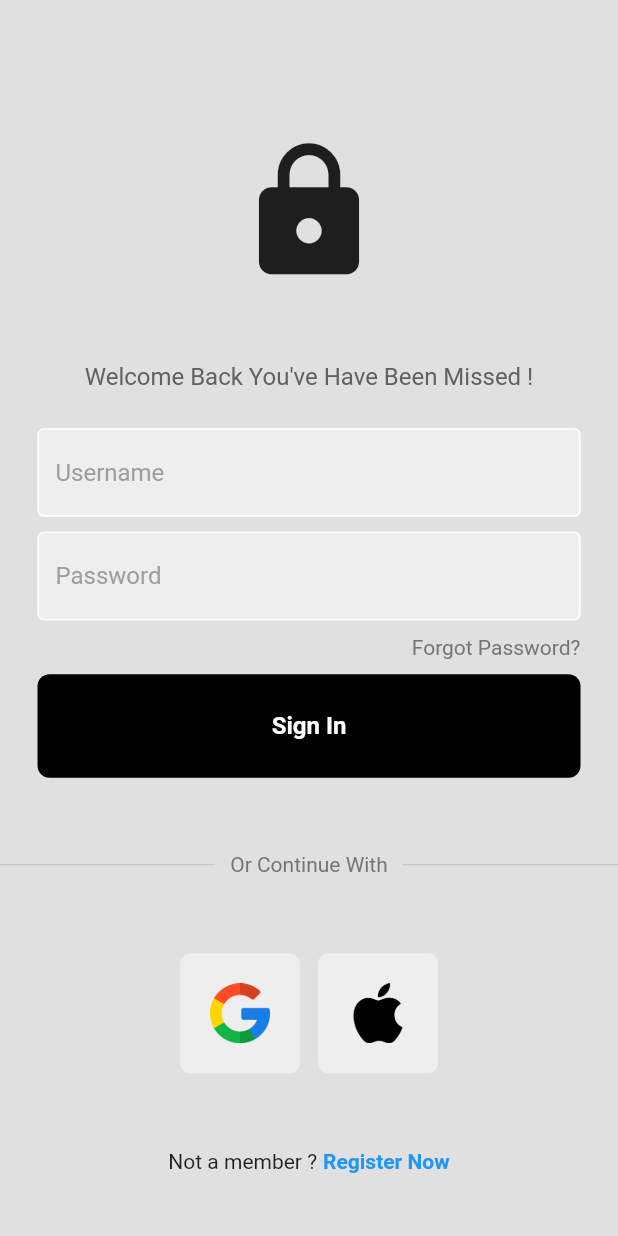
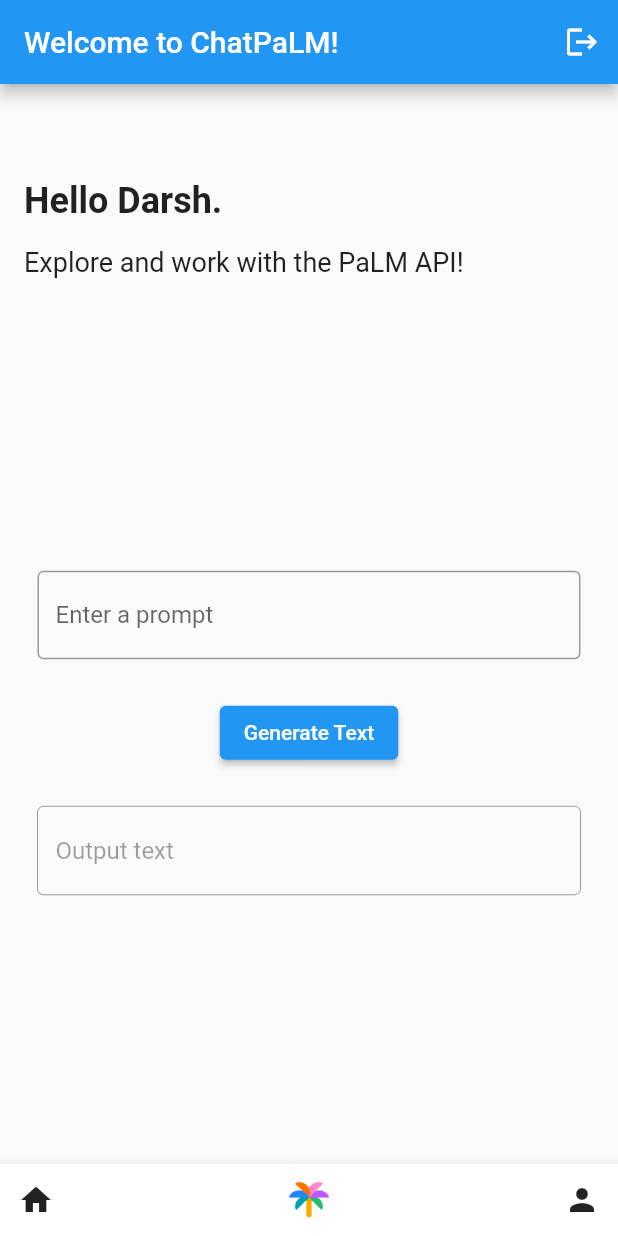
Before and after one commit to darshmashru/ChatPaLM, a Flutter app: the screen it shows after launch, on a phone screen of 412 x 824 dp. Run offline on Flutter 3.47's test engine with Material 2 defaults, Android fonts, the light colour scheme and no system bars; our stand-ins replace firebase_auth, firebase_core, flutter_dotenv, google_sign_in; missing offline and left inert: google_generative_language_api; accounts and stored records are empty.

Commit message:
MVP of API Integration as a widget on the Home Page is done. (#3)
* chatpalm_app --> ChatPaLM

* Connected to PaLM using REST API

* Update .gitignore

* Update .env

* Revert "Update .env"

This reverts commit 2fae3dfe7c5f7a1a89939814a2d32ae5df7936f9.

* Update .gitignore

* Delete .env

* Input and Output Both implemented in the flutter app

* Pod update + New Build Settings for Xcode 15

* Pub get + New NavBar

* Output Text is now scrollable + Added Welcome Text

* Made Logout Button Functional

```diff
--- a/lib/main.dart
+++ b/lib/main.dart
@@ -1,14 +1,17 @@
-import 'package:chatpalm_app/pages/auth_page.dart';
+import 'package:ChatPaLM/screens/auth_page.dart';
+import 'package:ChatPaLM/screens/home_page.dart';
 import "package:flutter/material.dart";
-import 'pages/login_page.dart';
+import 'package:ChatPaLM/screens/login_page.dart';
 import 'package:firebase_core/firebase_core.dart';
 import 'firebase_options.dart';
+import 'package:flutter_dotenv/flutter_dotenv.dart';
 
 void main() async {
   WidgetsFlutterBinding.ensureInitialized();
   await Firebase.initializeApp(
     options: DefaultFirebaseOptions.currentPlatform,
   );
+  await dotenv.load(fileName: ".env");
   runApp(const Myapp());
 }
 
@@ -19,7 +22,9 @@
   Widget build(BuildContext context) {
     return MaterialApp(
       debugShowCheckedModeBanner: false,
-      home: AuthPage(),
+      // ToDo: Change back to AuthPage() and add const to material app
+      // home: AuthPage(),
+      home: HomePage(),
     );
   }
 }
--- a/lib/pages/LoginOrRegister.dart
+++ b/lib/screens/LoginOrRegister.dart
@@ -1,5 +1,5 @@
-import 'package:chatpalm_app/pages/login_page.dart';
-import 'package:chatpalm_app/pages/register_page.dart';
+import 'package:ChatPaLM/screens/login_page.dart';
+import 'package:ChatPaLM/screens/register_page.dart';
 import 'package:flutter/material.dart';
 
 class LoginOrRegisterPage extends StatefulWidget {
--- a/lib/pages/auth_page.dart
+++ b/lib/screens/auth_page.dart
@@ -1,6 +1,6 @@
-import 'package:chatpalm_app/pages/LoginOrRegister.dart';
-import 'package:chatpalm_app/pages/home_page.dart';
-import 'package:chatpalm_app/pages/login_page.dart';
+import 'package:ChatPaLM/screens/LoginOrRegister.dart';
+import 'package:ChatPaLM/screens/home_page.dart';
+import 'package:ChatPaLM/screens/login_page.dart';
 import 'package:firebase_auth/firebase_auth.dart';
 import 'package:flutter/material.dart';
 
@@ -16,7 +16,7 @@
               if (snapshot.hasData) {
                 return HomePage();
               } else {
-                return LoginOrRegisterPage();
+                return const LoginOrRegisterPage();
               }
             }));
   }
--- /dev/null
+++ b/lib/screens/home_page.dart
@@ -0,0 +1,75 @@
+import 'package:ChatPaLM/screens/auth_page.dart';
+import 'package:firebase_auth/firebase_auth.dart';
+import 'package:flutter/material.dart';
+import 'package:ChatPaLM/widgets/api_integration_widget.dart';
+import 'package:ChatPaLM/widgets/custom_bottom_nav_bar.dart';
+import 'package:ChatPaLM/screens/LoginOrRegister.dart';
+
+class HomePage extends StatelessWidget {
+  HomePage({super.key});
+
+  // final user = FirebaseAuth.instance.currentUser!;
+  // void signUserOut() async {
+  //   await FirebaseAuth.instance.signOut();
+  // }
+
+//   @override
+//   Widget build(BuildContext context) {
+//     // return Scaffold(
+//     //   appBar: AppBar(
+//     //     actions: [IconButton(onPressed: signUserOut, icon: Icon(Icons.logout))],
+//     //   ),
+//     //   body: Center(child: Text("Welcome " + user.email!)),
+//     // );
+//     // return MaterialApp(
+//     return Scaffold(
+//       body: ApiIntegrationWidget(),
+//       bottomNavigationBar: const CustomBottomNavBar(),
+//     );
+//   }
+// }
+
+  @override
+  Widget build(BuildContext context) {
+    return Scaffold(
+      appBar: AppBar(
+        title: const Text('Welcome to ChatPaLM!'),
+        actions: [
+          IconButton(
+              onPressed: () {
+                Navigator.push(
+                  context,
+                  MaterialPageRoute(builder: (context) => const AuthPage()),
+                );
+              },
+              icon: const Icon(Icons.logout))
+        ],
+      ),
+      body: Column(
+        crossAxisAlignment: CrossAxisAlignment.start,
+        children: [
+          const Padding(
+            padding: EdgeInsets.only(top: 64.0, left: 16.0, right: 16.0),
+            child: Text(
+              "Hello Darsh.", // ToDo: Change this so that it dynamically changes the username fetched from auth
+              style: TextStyle(fontSize: 24.0, fontWeight: FontWeight.bold),
+              textAlign: TextAlign.left,
+            ),
+          ),
+          const Padding(
+            padding: EdgeInsets.all(16.0),
+            child: Text(
+              "Explore and work with the PaLM API!", // Add your subheading text here
+              style: TextStyle(fontSize: 18.0),
+              textAlign: TextAlign.left,
+            ),
+          ),
+          Expanded(
+            child: ApiIntegrationWidget(),
+          ),
+        ],
+      ),
+      bottomNavigationBar: const CustomBottomNavBar(),
+    );
+  }
+}
--- a/lib/pages/login_page.dart
+++ b/lib/screens/register_page.dart
@@ -1,22 +1,23 @@
-import "package:chatpalm_app/Components/button.dart";
-import "package:chatpalm_app/Components/squaretile.dart";
-import "package:chatpalm_app/Components/textfield.dart";
-import "package:chatpalm_app/services/auth_service.dart";
+import "package:ChatPaLM/Components/button.dart";
+import "package:ChatPaLM/Components/squaretile.dart";
+import "package:ChatPaLM/Components/textfield.dart";
+import "package:ChatPaLM/services/auth_service.dart";
 import "package:firebase_auth/firebase_auth.dart";
 import "package:flutter/material.dart";
 
-class LoginPage extends StatefulWidget {
+class RegisterPage extends StatefulWidget {
   final Function? onTap;
-  LoginPage({super.key, required this.onTap});
+  RegisterPage({super.key, required this.onTap});
 
   @override
-  State<LoginPage> createState() => _LoginPageState();
+  State<RegisterPage> createState() => _RegisterPageState();
 }
 
-class _LoginPageState extends State<LoginPage> {
+class _RegisterPageState extends State<RegisterPage> {
   final emailController = TextEditingController();
 
   final passwordController = TextEditingController();
+  final confirmPasswordController = TextEditingController();
 
   void showErrorMessage(String message) {
     showDialog(
@@ -34,20 +35,21 @@
         });
   }
 
-  void signUserIn() async {
+  void signUserUp() async {
     showDialog(
         context: context,
         builder: (context) {
-          return const Center(
-            child: CircularProgressIndicator(),
-          );
+          return const Center();
         });
     try {
-      await FirebaseAuth.instance.signInWithEmailAndPassword(
-          email: emailController.text, password: passwordController.text);
-      Navigator.pop(context);
+      if (passwordController.text == confirmPasswordController.text) {
+        await FirebaseAuth.instance.createUserWithEmailAndPassword(
+            email: emailController.text, password: passwordController.text);
+      } else {
+        Navigator.pop(context);
+        showErrorMessage("Passwords Dont Match");
+      }
     } on FirebaseAuthException catch (e) {
-      Navigator.pop(context);
       showErrorMessage(e.code);
     }
   }
@@ -67,13 +69,13 @@
                 ),
                 const Icon(
                   Icons.lock,
-                  size: 100,
+                  size: 50,
                 ),
                 const SizedBox(
                   height: 50,
                 ),
                 Text(
-                  "Welcome Back You've Have Been Missed !",
+                  "Create an Account !",
                   style: TextStyle(
                     color: Colors.grey[700],
                     fontSize: 16,
@@ -98,22 +100,17 @@
                 const SizedBox(
                   height: 10,
                 ),
-                Padding(
-                  padding: const EdgeInsets.symmetric(horizontal: 25.0),
-                  child: Row(
-                    mainAxisAlignment: MainAxisAlignment.end,
-                    children: [
-                      Text(
-                        "Forgot Password?",
-                        style: TextStyle(color: Colors.grey[600]),
-                      )
-                    ],
-                  ),
+                MyTextField(
+                  controller: confirmPasswordController,
+                  hintText: 'ConfirmPassword',
+                  obscureText: true,
                 ),
-                const SizedBox(height: 10),
+                const SizedBox(
+                  height: 10,
+                ),
                 MyButton(
-                  text: 'Sign In',
-                  onTap: signUserIn,
+                  onTap: signUserUp,
+                  text: 'Sign Up',
                 ),
                 const SizedBox(height: 50),
                 Row(
@@ -142,26 +139,23 @@
                   mainAxisAlignment: MainAxisAlignment.center,
                   children: [
                     Squaretile(
-                      imagePath: "lib/assets/images/google.png",
-                      onTap: () => AuthService().signInWithGoogle(),
-                    ),
+                        imagePath: "lib/assets/images/google.png",
+                        onTap: () => AuthService().signInWithGoogle()),
                     SizedBox(width: 10),
                     Squaretile(
-                      imagePath: "lib/assets/images/apple.png",
-                      onTap: () {},
-                    )
+                        imagePath: "lib/assets/images/apple.png", onTap: () {})
                   ],
                 ),
                 const SizedBox(height: 50),
                 Row(
                   mainAxisAlignment: MainAxisAlignment.center,
                   children: [
-                    const Text("Not a member ?"),
+                    const Text("already a member ?"),
                     const SizedBox(width: 4),
                     GestureDetector(
                       onTap: widget.onTap as void Function()?,
                       child: const Text(
-                        "Register Now",
+                        "Login",
                         style: TextStyle(
                           color: Colors.blue,
                           fontWeight: FontWeight.bold,
--- /dev/null
+++ b/lib/widgets/api_integration_widget.dart
@@ -0,0 +1,118 @@
+import 'package:flutter/material.dart';
+import 'package:flutter_dotenv/flutter_dotenv.dart';
+import 'package:google_generative_language_api/google_generative_language_api.dart';
+
+class ApiIntegrationWidget extends StatelessWidget {
+  final TextEditingController _promptInputController = TextEditingController();
+  final TextEditingController _promptOutputController = TextEditingController();
+  ApiIntegrationWidget({super.key});
+
+  @override
+  Widget build(BuildContext context) {
+    return Scaffold(
+      body: Column(
+        mainAxisAlignment: MainAxisAlignment.center,
+        children: <Widget>[
+          Padding(
+            padding: const EdgeInsets.all(25.0),
+            child: TextField(
+              controller: _promptInputController,
+              decoration: const InputDecoration(
+                border: OutlineInputBorder(),
+                hintText: 'Enter a prompt',
+              ),
+            ),
+          ),
+          ElevatedButton(
+            onPressed: () {
+              generateTextWithPrompt(
+                  promptString: _promptInputController.text);
+            },
+            child: const Text('Generate Text'),
+          ),
+          Padding(
+            padding: const EdgeInsets.all(25.0),
+            child: ConstrainedBox(
+              constraints: const BoxConstraints(
+                maxHeight: 350.0,
+              ),
+              child: SingleChildScrollView(
+                child: TextField(
+                  maxLines: null,
+                  enabled: false,
+                  controller: _promptOutputController,
+                  decoration: const InputDecoration(
+                    border: OutlineInputBorder(),
+                    hintText: 'Output text',
+                  ),
+                ),
+              ),
+            ),
+          ),
+        ],
+      ),
+    );
+  }
+
+  Future<String> generateTextWithPrompt({
+    required String promptString,
+  }) async {
+
+    String apiKey = dotenv.env['PALM_API_KEY']!;
+
+    String textModel = 'models/text-bison-001';
+
+    GenerateTextRequest textRequest = GenerateTextRequest(
+        prompt: TextPrompt(text: promptString),
+        temperature: 0.7,
+        // Control the randomness of text generation
+        candidateCount: 1,
+        // Number of generated text candidates
+        topK: 40,
+        // Consider the top K probable tokens
+        topP: 0.95,
+        // Nucleus sampling parameter
+        maxOutputTokens: 1024,
+        // Maximum number of output tokens
+        stopSequences: [],
+        // Sequences at which to stop generation
+        safetySettings: const [
+          // Define safety settings to filter out harmful content
+          SafetySetting(
+              category: HarmCategory.derogatory,
+              threshold: HarmBlockThreshold.lowAndAbove),
+          SafetySetting(
+              category: HarmCategory.toxicity,
+              threshold: HarmBlockThreshold.lowAndAbove),
+          SafetySetting(
+              category: HarmCategory.violence,
+              threshold: HarmBlockThreshold.mediumAndAbove),
+          SafetySetting(
+              category: HarmCategory.sexual,
+              threshold: HarmBlockThreshold.mediumAndAbove),
+          SafetySetting(
+              category: HarmCategory.medical,
+              threshold: HarmBlockThreshold.mediumAndAbove),
+          SafetySetting(
+              category: HarmCategory.dangerous,
+              threshold: HarmBlockThreshold.mediumAndAbove),
+        ]);
+
+    final GeneratedText response = await GenerativeLanguageAPI.generateText(
+      modelName: textModel,
+      request: textRequest,
+      apiKey: apiKey,
+    );
+    print(response.candidates.map((candidate) => candidate.output).join('\n'));
+    _promptOutputController.text =
+        response.candidates.map((candidate) => candidate.output).join('\n');
+
+    // Extract and return the generated text
+    if (response.candidates.isNotEmpty) {
+      TextCompletion candidate = response.candidates.first;
+      return candidate.output;
+    }
+
+    return '';
+  }
+}
--- /dev/null
+++ b/lib/widgets/custom_bottom_nav_bar.dart
@@ -0,0 +1,38 @@
+import 'package:ChatPaLM/screens/home_page.dart';
+import 'package:flutter/material.dart';
+
+class CustomBottomNavBar extends StatelessWidget {
+  const CustomBottomNavBar({Key? key});
+
+  @override
+  Widget build(BuildContext context) {
+    return BottomAppBar(
+      child: Row(
+        mainAxisAlignment: MainAxisAlignment.spaceAround,
+        children: <Widget>[
+          IconButton(
+            icon: const Icon(Icons.home),
+            onPressed: () {
+              HomePage();
+            },
+          ),
+          const Spacer(), // Add spacer to separate icons and logo
+          Padding(
+            padding: const EdgeInsets.all(8.0),
+            child: Image.asset(
+              "lib/assets/logos/image 7.png", // Replace with your logo
+              height: 24, // Adjust height as needed
+            ),
+          ),
+          const Spacer(), // Add spacer to separate icons and logo
+          IconButton(
+            icon: const Icon(Icons.person),
+            onPressed: () {
+              // Handle navigation to Account Information screen
+            },
+          ),
+        ],
+      ),
+    );
+  }
+}
```
Also changed, not shown: lib/pages/home_page.dart (deleted, +0 -21 lines), lib/screens/login_page.dart (renamed from lib/pages/register_page.dart, +40 -34 lines), pubspec.yaml (+7 -1 lines), lib/assets/logos/Artboard 1.png (added), lib/assets/logos/PaLM_Logo.svg (added), lib/assets/logos/google.png (added), lib/assets/logos/image 7.png (added), lib/widgets/app_bar.dart (added), pubspec.lock, 11 other files.
